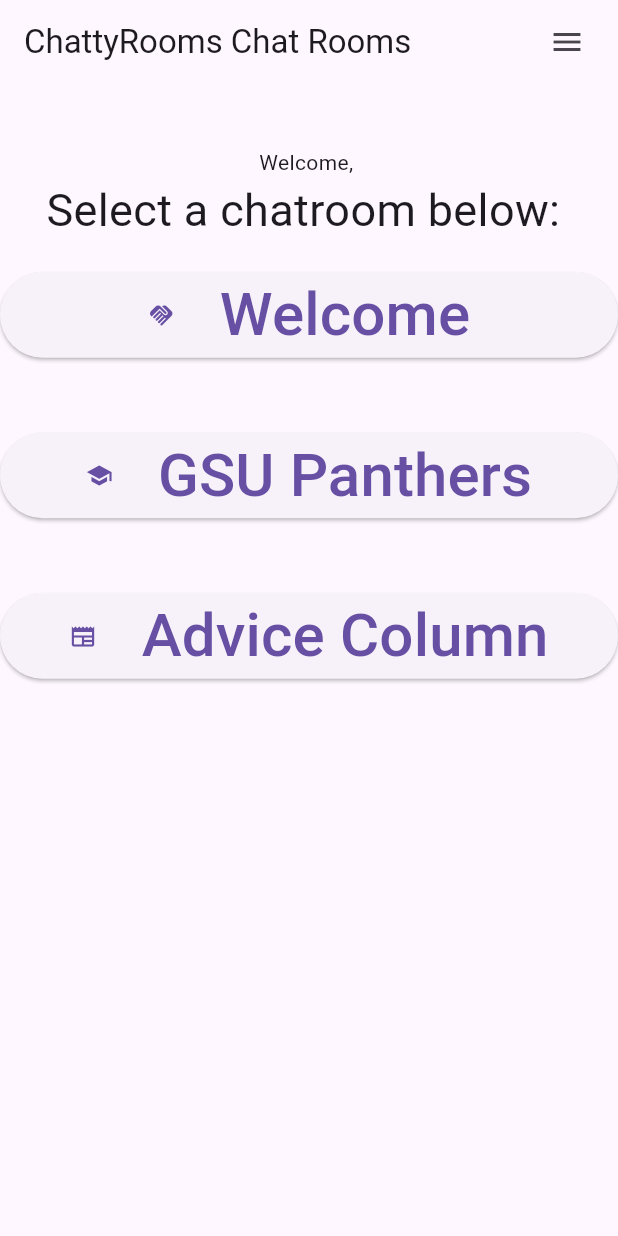
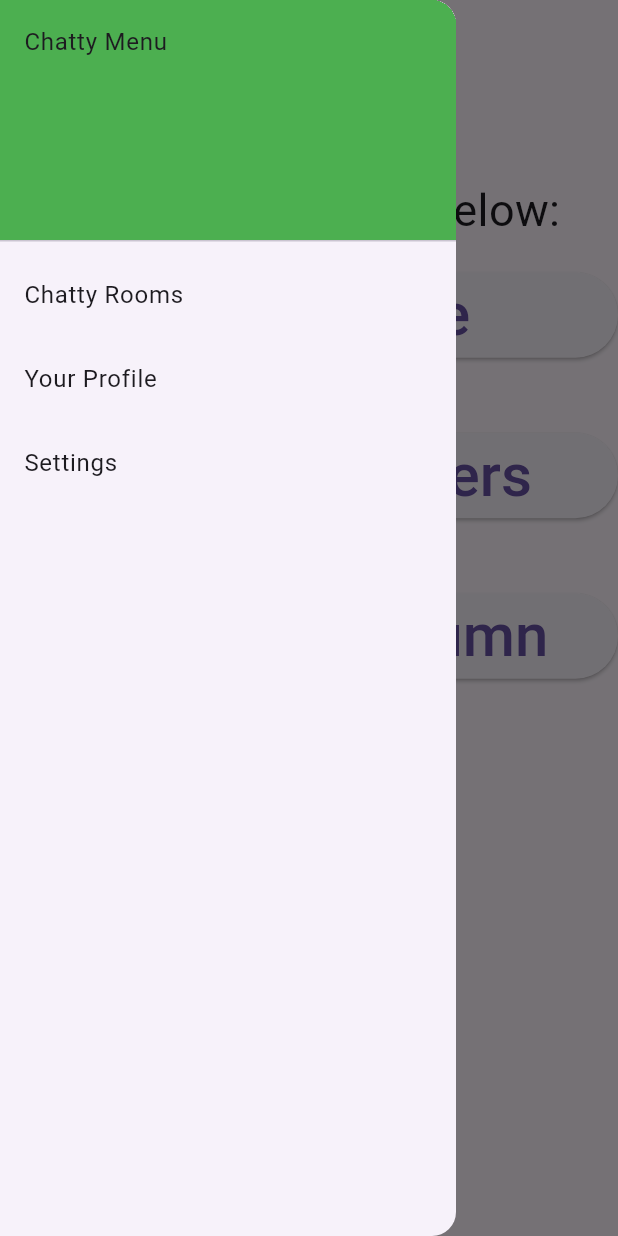
Before and after one commit to mnewby4/hw04, a Flutter app: the HomePage screen opened directly with empty values, with the side drawer open (before the commit the screen has no drawer), on a phone screen of 412 x 824 dp. Run offline on Flutter 3.47's test engine with Material 3 defaults, Android fonts, the phone set to English and light mode, and no system bars; our stand-ins replace cloud_firestore, firebase_auth, firebase_core; accounts and stored records are empty.

Commit message:
Added sidebar for other pages, restructured homepage file

```diff
--- a/lib/home.dart
+++ b/lib/home.dart
@@ -1,5 +1,3 @@
-import 'dart:ffi';
-
 import 'package:flutter/material.dart';
 import 'package:firebase_auth/firebase_auth.dart';
 import 'package:firebase_core/firebase_core.dart';
@@ -16,13 +14,7 @@ class HomePage extends StatefulWidget{
 }
 
 class _HomeState extends State<HomePage> {
-  User? user = FirebaseAuth.instance.currentUser;
-  final TextEditingController _changedController = TextEditingController();
-  final GlobalKey<FormState> _changedKey = GlobalKey<FormState>();
-
-  final List<String> chatRooms = ["Welcome", "GSU Panthers", "Advice Column"];
-  final List<Icon> chatIcons = [Icon(Icons.handshake), Icon(Icons.school), Icon(Icons.newspaper)];
-
+  User? currentUser = FirebaseAuth.instance.currentUser;
   /*Widget _passButton() {
     return ElevatedButton(
       onPressed: () => _changePassword(),
@@ -71,7 +63,7 @@ class _HomeState extends State<HomePage> {
     );
   }*/
 
-  void _signOut() async {
+  /*void _signOut() async {
     await widget.auth.signOut();
     ScaffoldMessenger.of(context).showSnackBar(SnackBar(
       content: Text('Sign out in progress...'),
@@ -82,13 +74,86 @@ class _HomeState extends State<HomePage> {
       MaterialPageRoute(builder: (context) =>  LoginTabs()),
       (route) => false,
     );
+  }*/
+
+  @override
+  Widget build(BuildContext context) {
+    return Scaffold(
+      appBar: AppBar(
+        title: Text("ChattyRooms"),
+      ),
+      body: Center(
+        child: SelectionPage(user: currentUser),
+      ),
+      drawer: Drawer(
+        child: ListView(
+          padding: EdgeInsets.zero,
+          children: [
+            const DrawerHeader(
+              decoration: BoxDecoration(color: Colors.green),
+              child: Text('Chatty Menu'),
+            ),
+            ListTile(
+              title: Text("Chatty Rooms"),
+              onTap: () {
+                SelectionPage(user: currentUser);
+                Navigator.pop(context);
+              },
+            ),
+            ListTile(
+              title: Text("Your Profile"),
+              onTap: () {
+                print("profile");
+                Navigator.pop(context);
+              },
+            ),
+            ListTile(
+              title: Text("Settings"),
+              onTap: () {
+                print("settings");
+                Navigator.pop(context);
+              },
+            ),
+          ],
+        ),
+      ),
+    );
+  }
+}
+
+class SelectionPage extends StatefulWidget {
+  const SelectionPage({Key? key, required this.user}) : super(key: key);
+  final User? user;
+
+  @override
+  _SelectState createState() => _SelectState();
+}
+
+class _SelectState extends State<SelectionPage> {
+  final List<String> chatRooms = ["Welcome", "GSU Panthers", "Advice Column"];
+  final List<Icon> chatIcons = [Icon(Icons.handshake), Icon(Icons.school), Icon(Icons.newspaper)];
+  String username = "Unknown";
+
+  @override
+  void initState() {
+    super.initState();
+    _catchUsername();
+  }
+
+  void _catchUsername() async {
+    final userDoc = await FirebaseFirestore.instance.collection('users').doc(widget.user!.uid).get();
+    setState(() {
+      username = userDoc['role'];
+      print(username);
+    });
+
   }
 
   void _enterChatRoom (String currentRoom) {
     Navigator.push(
       context,
       MaterialPageRoute(
-        builder: (context) => ChatPage(chatroom: currentRoom),
+        builder: (context) => ChatPage(chatroom: currentRoom, user: widget.user),
       ),
     );
   }
@@ -96,28 +161,12 @@ class _HomeState extends State<HomePage> {
   @override
   Widget build(BuildContext context) {
     return Scaffold(
-      appBar: AppBar(
-        title: Text("ChattyRooms Chat Rooms"),
-        actions: <Widget>[
-          // NAVBAR
-          IconButton(
-            onPressed: () { _signOut(); },
-            icon: Icon(Icons.menu),
-          ),
-          SizedBox(width: 10),
-        ],
-      ),
       body: Center(
         child: Column(
           mainAxisAlignment: MainAxisAlignment.center,
           children: <Widget>[
-            Text("Welcome, ${user!.email}"),
-            Text(
-              "Select a chatroom below: ",
-              style: TextStyle(
-                fontSize: 30,
-              ),
-            ),
+            Text("Welcome, ${username}"),
+            Text("Select a chatroom below: ", style: TextStyle(fontSize: 30)),
             SizedBox(height: 20),
             Container(
               height: 600,
@@ -131,9 +180,7 @@ class _HomeState extends State<HomePage> {
                         child: Row(
                           mainAxisAlignment: MainAxisAlignment.center,
                           children: [
-                            SizedBox(
-                              child: chatIcons[index]
-                            ),
+                            SizedBox(child: chatIcons[index]),
                             SizedBox(width: 30),
                             Text(chatRooms[index], style: TextStyle(fontSize: 40)),
                           ],
@@ -145,7 +192,6 @@ class _HomeState extends State<HomePage> {
                 },
               ),
             ),
-            //_passButton(),
           ],
         ),
       ),
@@ -153,9 +199,15 @@ class _HomeState extends State<HomePage> {
   }
 }
 
+/*class ProfilePage extends StatefulWidget {
+  const ProfilePage({Key? key}) : super(key: key);
+}*/
+
+
 class ChatPage extends StatefulWidget {
-  const ChatPage({Key? key, required this.chatroom}) : super(key: key);
+  const ChatPage({Key? key, required this.chatroom, required this.user}) : super(key: key);
   final String chatroom;
+  final User? user;
 
   @override
   _ChatState createState() => _ChatState();
@@ -164,11 +216,10 @@ class ChatPage extends StatefulWidget {
 class _ChatState extends State<ChatPage> {
   final TextEditingController _msgController = TextEditingController();
   final FirebaseAuth _auth = FirebaseAuth.instance;
-  User? currentUser = FirebaseAuth.instance.currentUser;
 
   void _sendMessage() async {
     if (_msgController.text.isNotEmpty) {
-      final userDoc = await FirebaseFirestore.instance.collection('users').doc(currentUser!.uid).get();
+      final userDoc = await FirebaseFirestore.instance.collection('users').doc(widget.user!.uid).get();
       try {
         await FirebaseFirestore.instance.collection('messages').add({
           'chatroom': widget.chatroom,
@@ -246,5 +297,4 @@ class _ChatState extends State<ChatPage> {
       ),
     );
   }
-
 }
--- a/lib/loginTabs.dart
+++ b/lib/loginTabs.dart
@@ -1,8 +1,6 @@
 import 'package:flutter/material.dart';
 import 'package:firebase_auth/firebase_auth.dart';
-import 'package:firebase_core/firebase_core.dart';
 import 'package:cloud_firestore/cloud_firestore.dart';
-import 'firebase_options.dart';
 import 'home.dart';
 
 /*
```
